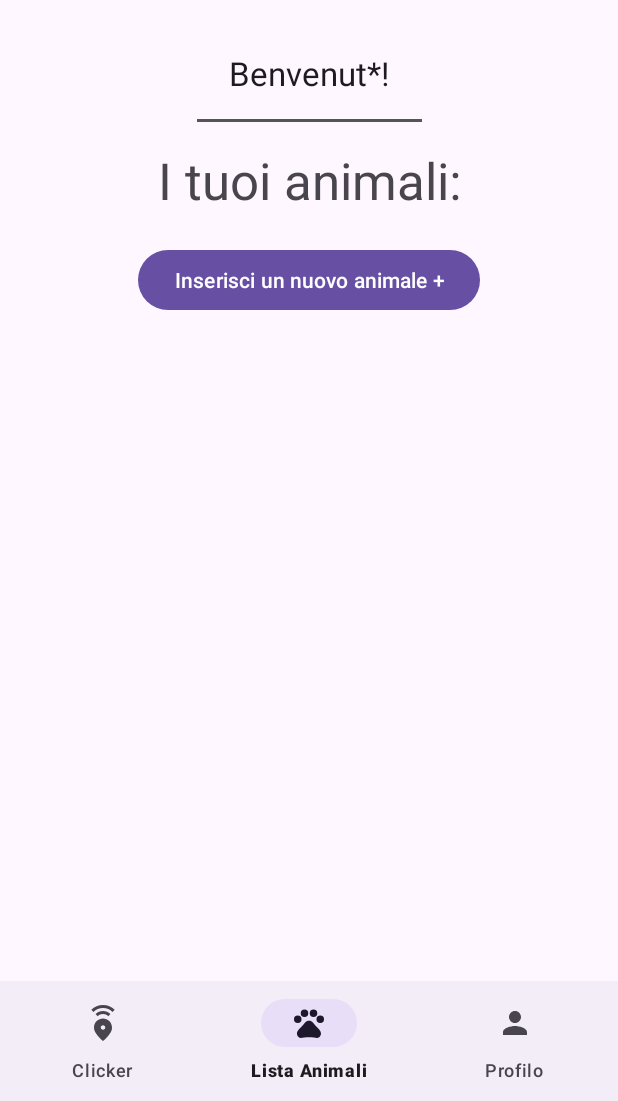
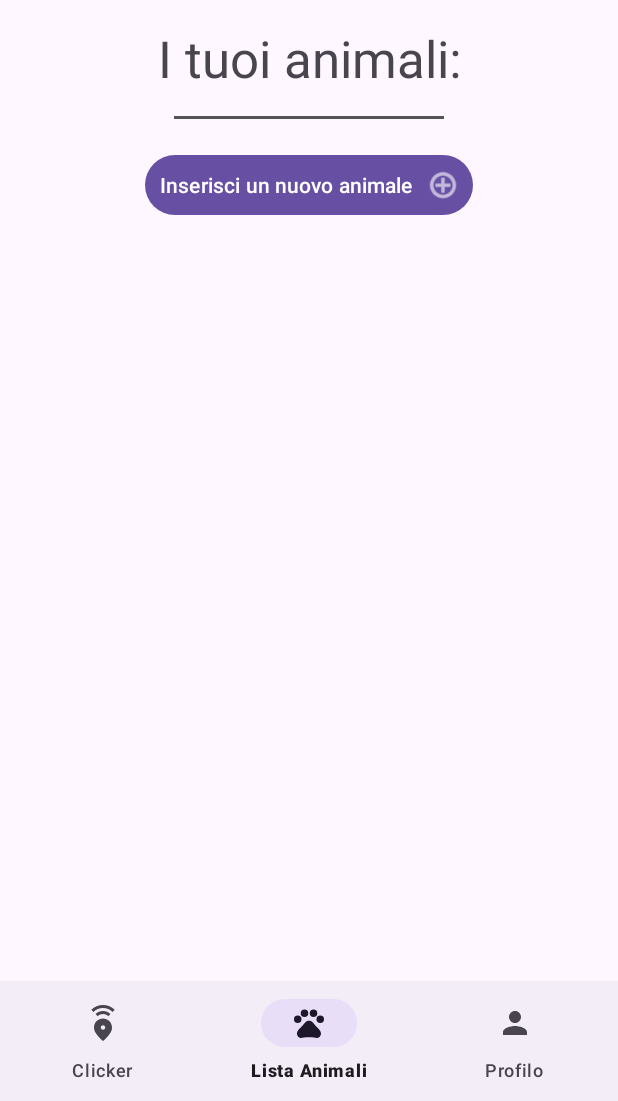
Before and after one commit to amazzeo11/PetSphere, an Android app: the screen it shows after launch (MainActivity), on a phone screen of 412 x 824 dp, the part 135-1236 px from its top. Run offline under Robolectric (Android 15) with nearby library versions, the phone set to English and light mode, and no system bars; our stand-ins replace navigation-ui.

Commit message:
modificato layout fragment petlist

```diff
--- a/app/app/src/main/res/layout/fragment_pets_list.xml
+++ b/app/app/src/main/res/layout/fragment_pets_list.xml
@@ -12,29 +12,17 @@
     tools:context=".ui.MainActivity">
 
 
-    <TextView
-        android:id="@+id/welcome"
-        android:layout_width="wrap_content"
-        android:layout_height="wrap_content"
-        android:text="@string/benvenut"
-        android:textAppearance="@style/TextAppearance.AppCompat.Large"
-        app:layout_constraintBottom_toTopOf="@+id/your_pet"
-        app:layout_constraintEnd_toEndOf="parent"
-        app:layout_constraintStart_toStartOf="parent"
-        app:layout_constraintTop_toTopOf="parent" />
-
     <View
         android:id="@+id/line"
-        android:layout_width="150dp"
+        android:layout_width="180dp"
         android:layout_height="2dp"
         android:layout_marginTop="16dp"
         android:layout_centerInParent="true"
-        android:layout_toStartOf="@id/your_pet"
         android:background="#555"
         app:layout_constraintEnd_toEndOf="parent"
         app:layout_constraintStart_toStartOf="parent"
-        app:layout_constraintTop_toBottomOf="@id/welcome"
-        app:layout_constraintBottom_toTopOf="@id/your_pet"/>
+        app:layout_constraintTop_toBottomOf="@id/your_pet"
+        app:layout_constraintBottom_toTopOf="@id/new_pet_button"/>
 
 
     <TextView
@@ -46,18 +34,23 @@
         android:textAppearance="@style/TextAppearance.AppCompat.Display1"
         app:layout_constraintEnd_toEndOf="parent"
         app:layout_constraintStart_toStartOf="parent"
-        app:layout_constraintTop_toBottomOf="@id/line" />
+        app:layout_constraintTop_toTopOf="parent"  />
 
     <Button
         android:id="@+id/new_pet_button"
         android:layout_width="wrap_content"
         android:layout_height="wrap_content"
         android:layout_marginTop="20dp"
-        android:text="Inserisci un nuovo animale +"
+        android:paddingStart="10dp"
+        android:paddingEnd="8dp"
+        android:text="@string/inserisci_un_nuovo_animale"
+        app:icon="@android:drawable/ic_menu_add"
+        app:iconGravity="end"
+        app:iconSize="24dp"
         app:layout_constraintBottom_toTopOf="@+id/list"
         app:layout_constraintEnd_toEndOf="parent"
         app:layout_constraintStart_toStartOf="parent"
-        app:layout_constraintTop_toBottomOf="@id/your_pet" />
+        app:layout_constraintTop_toBottomOf="@id/line" />
 
     <androidx.recyclerview.widget.RecyclerView
         android:id="@+id/list"
--- a/app/app/src/main/res/values/strings.xml
+++ b/app/app/src/main/res/values/strings.xml
@@ -31,4 +31,5 @@
     <string name="profilo_utente">Profilo</string>
     <string name="benvenut">Benvenut*!</string>
     <string name="i_tuoi_animali">I tuoi animali:</string>
+    <string name="inserisci_un_nuovo_animale">Inserisci un nuovo animale</string>
 </resources>
```
